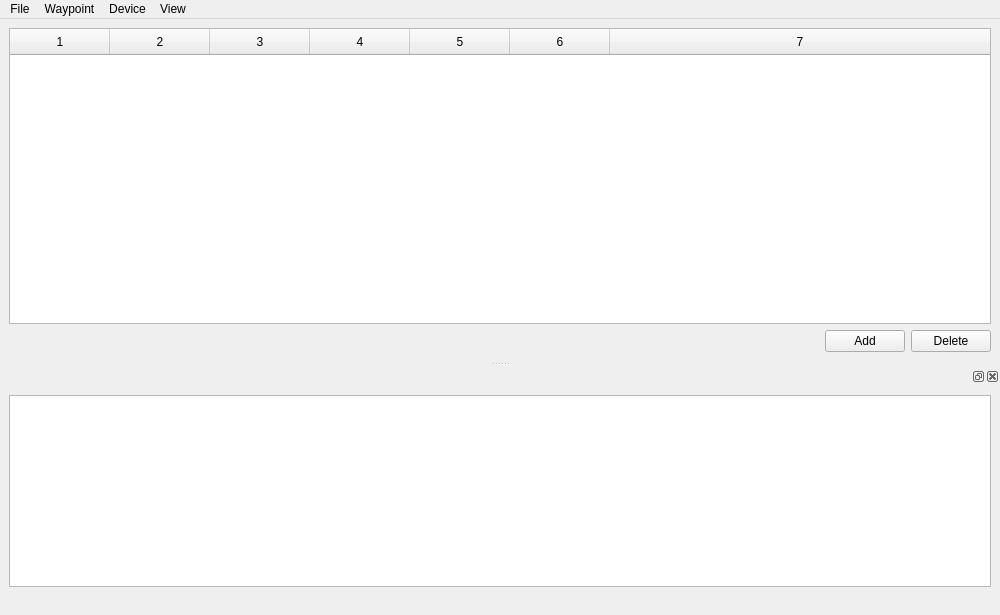
This is src/main/python/location_tool/ui/main_window.ui in rootrootde/LocationsFITTool as Qt 5 draws it before an edit. The edited form follows.
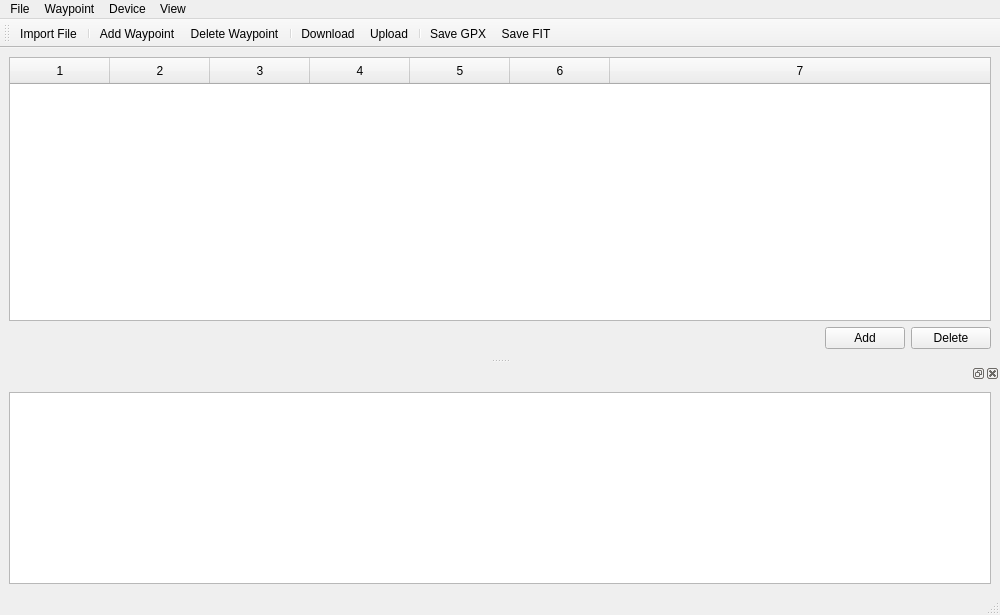
This is the edited form. Icons and pictures are not drawn.

Commit message: feat: update toolbar and action icons in MainWindow; enhance mode selection UI with updated button actions

Patch:
```diff
--- a/src/main/python/location_tool/ui/main_window.ui
+++ b/src/main/python/location_tool/ui/main_window.ui
@@ -232,14 +232,40 @@
    <addaction name="menuDevice"/>
    <addaction name="menuView"/>
   </widget>
-  <widget class="QStatusBar" name="status_bar">
-   <property name="sizeGripEnabled">
+  <widget class="QStatusBar" name="status_bar"/>
+  <widget class="QToolBar" name="toolBar">
+   <property name="windowTitle">
+    <string>toolBar</string>
+   </property>
+   <property name="iconSize">
+    <size>
+     <width>24</width>
+     <height>24</height>
+    </size>
+   </property>
+   <property name="toolButtonStyle">
+    <enum>Qt::ToolButtonStyle::ToolButtonTextUnderIcon</enum>
+   </property>
+   <attribute name="toolBarArea">
+    <enum>TopToolBarArea</enum>
+   </attribute>
+   <attribute name="toolBarBreak">
     <bool>false</bool>
-   </property>
+   </attribute>
+   <addaction name="import_file_action"/>
+   <addaction name="separator"/>
+   <addaction name="add_wpt_action"/>
+   <addaction name="delete_wpt_action"/>
+   <addaction name="separator"/>
+   <addaction name="download_locations_fit_action"/>
+   <addaction name="upload_locations_fit_action"/>
+   <addaction name="separator"/>
+   <addaction name="save_gpx_action"/>
+   <addaction name="save_locations_fit_action"/>
   </widget>
   <action name="save_locations_fit_action">
    <property name="text">
-    <string>Save Locations.fit</string>
+    <string>Save FIT</string>
    </property>
    <property name="toolTip">
     <string>Save Waypoints to new Locations.fit file</string>
@@ -322,7 +348,7 @@
   </action>
   <action name="download_locations_fit_action">
    <property name="text">
-    <string>Download Locations.fit</string>
+    <string>Download</string>
    </property>
    <property name="menuRole">
     <enum>QAction::MenuRole::NoRole</enum>
@@ -330,6 +356,9 @@
   </action>
   <action name="upload_locations_fit_action">
    <property name="text">
+    <string>Upload</string>
+   </property>
+   <property name="toolTip">
     <string>Upload Locations.fit</string>
    </property>
    <property name="menuRole">
@@ -338,7 +367,7 @@
   </action>
   <action name="save_gpx_action">
    <property name="text">
-    <string>Save GPX File</string>
+    <string>Save GPX</string>
    </property>
    <property name="menuRole">
     <enum>QAction::MenuRole::NoRole</enum>
```
Left out of the diff: 26 changed lines with no effect on the pictures. The commit also changes 3 other files.
